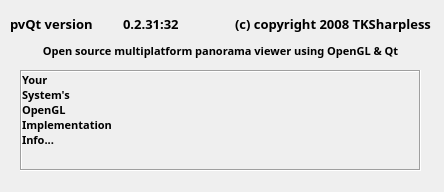
Old version of the form ui/About.ui in the repository lazarus-pkgs/panini.
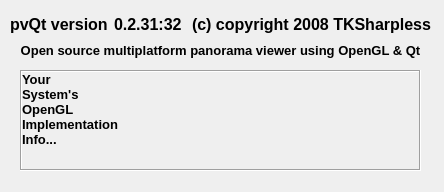
New version of the form.

Commit message: change About font to Helvetica on Linux

What changed in the file:
```diff
--- a/ui/About.ui
+++ b/ui/About.ui
@@ -26,8 +26,8 @@
    </property>
    <property name="font" >
     <font>
-     <family>Lucida Sans Unicode</family>
-     <pointsize>8</pointsize>
+     <family>Helvetica</family>
+     <pointsize>10</pointsize>
      <weight>75</weight>
      <bold>true</bold>
     </font>
@@ -69,8 +69,8 @@
    </property>
    <property name="font" >
     <font>
-     <family>Lucida Sans Unicode</family>
-     <pointsize>8</pointsize>
+     <family>Helvetica</family>
+     <pointsize>10</pointsize>
      <weight>75</weight>
      <bold>true</bold>
     </font>
@@ -96,8 +96,8 @@
      <widget class="QLabel" name="label" >
       <property name="font" >
        <font>
-        <family>Lucida Sans Unicode</family>
-        <pointsize>10</pointsize>
+        <family>Helvetica</family>
+        <pointsize>12</pointsize>
         <weight>75</weight>
         <bold>true</bold>
        </font>
@@ -111,8 +111,8 @@
      <widget class="QLabel" name="VersionLabel" >
       <property name="font" >
        <font>
-        <family>Lucida Sans Unicode</family>
-        <pointsize>10</pointsize>
+        <family>Helvetica</family>
+        <pointsize>12</pointsize>
         <weight>75</weight>
         <bold>true</bold>
        </font>
@@ -126,8 +126,8 @@
      <widget class="QLabel" name="label_2" >
       <property name="font" >
        <font>
-        <family>Lucida Sans Unicode</family>
-        <pointsize>10</pointsize>
+        <family>Helvetica</family>
+        <pointsize>12</pointsize>
         <weight>75</weight>
         <bold>true</bold>
        </font>
```
